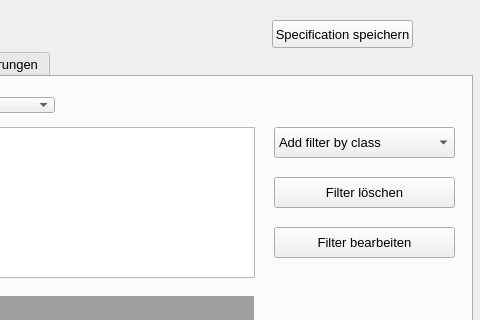
Before: the Qt Designer form GUI_Windows/idsEditor_spec_editor.ui in ivanfelipeib/Masterarbeit, drawn with Qt 5; both pictures show x 318 to 798 and y 0 to 320 of the 798 by 562 pixel window.
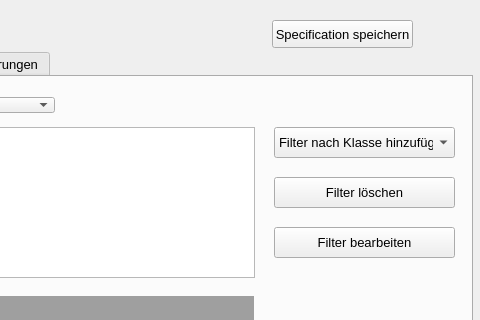
After: the same form once the commit is applied. The open tabs and pages were chosen to show the change. Custom widgets are drawn as their Qt base class.

Commit message: Translate elements in comboboxes for selecting filters and requirements

```diff
--- a/GUI_Windows/idsEditor_spec_editor.ui
+++ b/GUI_Windows/idsEditor_spec_editor.ui
@@ -220,7 +220,7 @@
       </property>
       <item>
        <property name="text">
-        <string>Add filter by class</string>
+        <string>Filter nach Klasse hinzufügen</string>
        </property>
       </item>
       <item>
```
Left out of the diff: 24 changed lines with no effect on the pictures. The commit also changes 2 other files.
